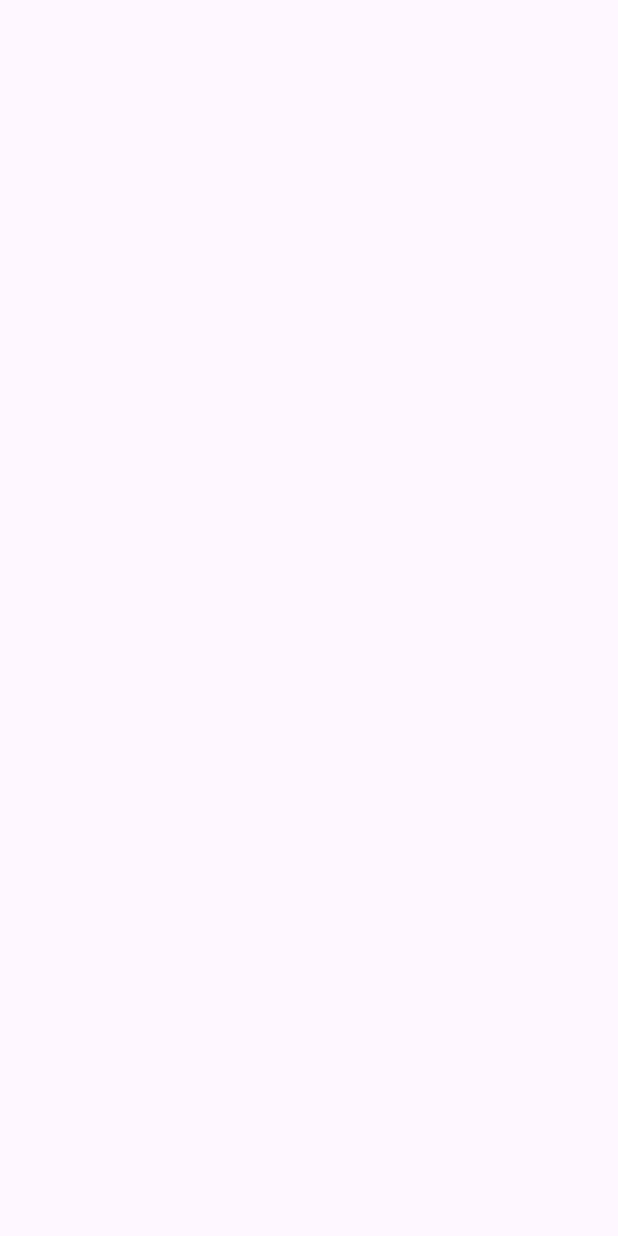
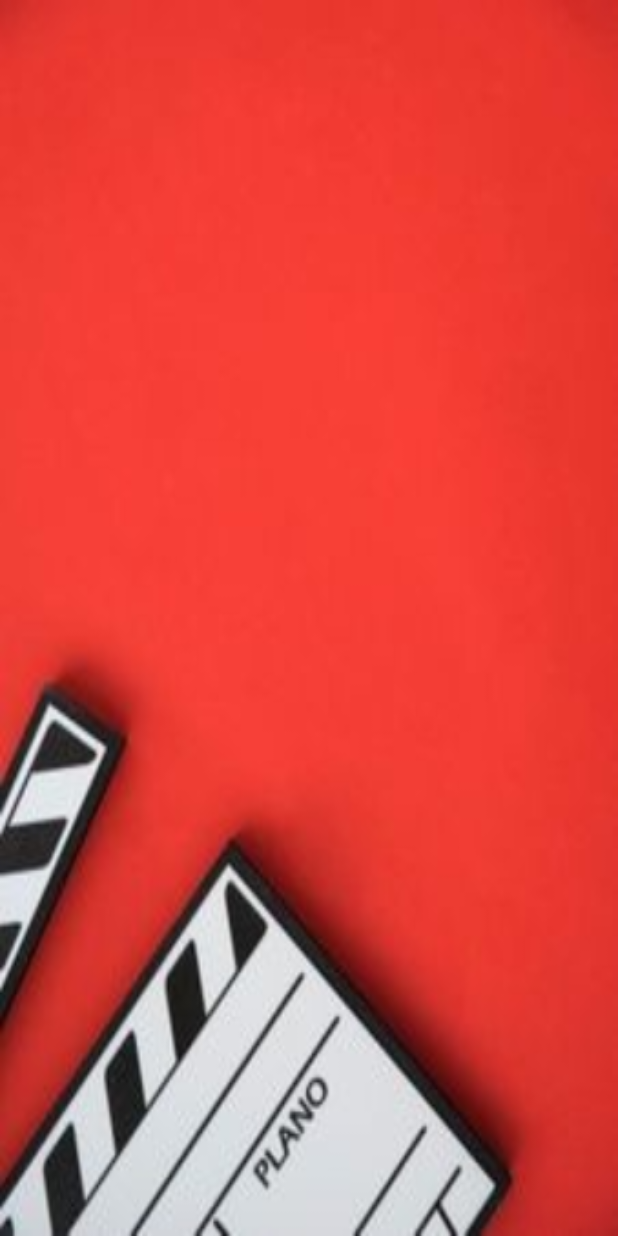
Before and after one commit to PauloRamos2255/ProyectoPeli2, an Android app: the RegistrarActivity screen opened directly, with no data from a screen before it, on a phone screen of 412 x 824 dp. Before the commit the screen is empty. Run offline under Robolectric (Android 15) with nearby library versions, the phone set to English and light mode, and no system bars.

Commit message:
git add.

```diff
--- a/app/src/main/res/layout/registrar.xml
+++ b/app/src/main/res/layout/registrar.xml
@@ -4,6 +4,7 @@
     xmlns:tools="http://schemas.android.com/tools"
     android:layout_width="match_parent"
     android:layout_height="match_parent"
+    android:background="@drawable/registrar"
     tools:context=".RegistrarActivity">
 
 
```
